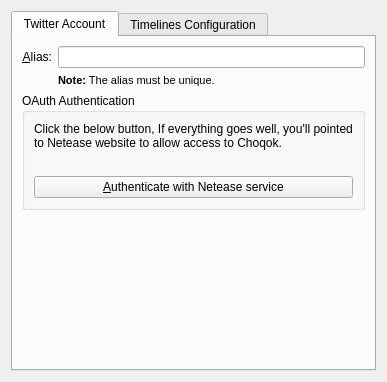
The window that neteaseeditaccount_base.ui (nihui/choqok-netease) describes before a commit, drawn with Qt 5.
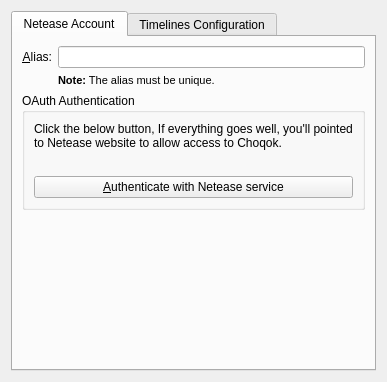
The same window after the commit. Custom widgets are drawn as their Qt base class.

Patch:
```diff
--- a/neteaseeditaccount_base.ui
+++ b/neteaseeditaccount_base.ui
@@ -18,7 +18,7 @@
      </property>
      <widget class="QWidget" name="tabAccount">
       <attribute name="title">
-       <string>Twitter Account</string>
+       <string>Netease Account</string>
       </attribute>
       <layout class="QGridLayout" name="gridLayout">
        <item row="0" column="0">
```
